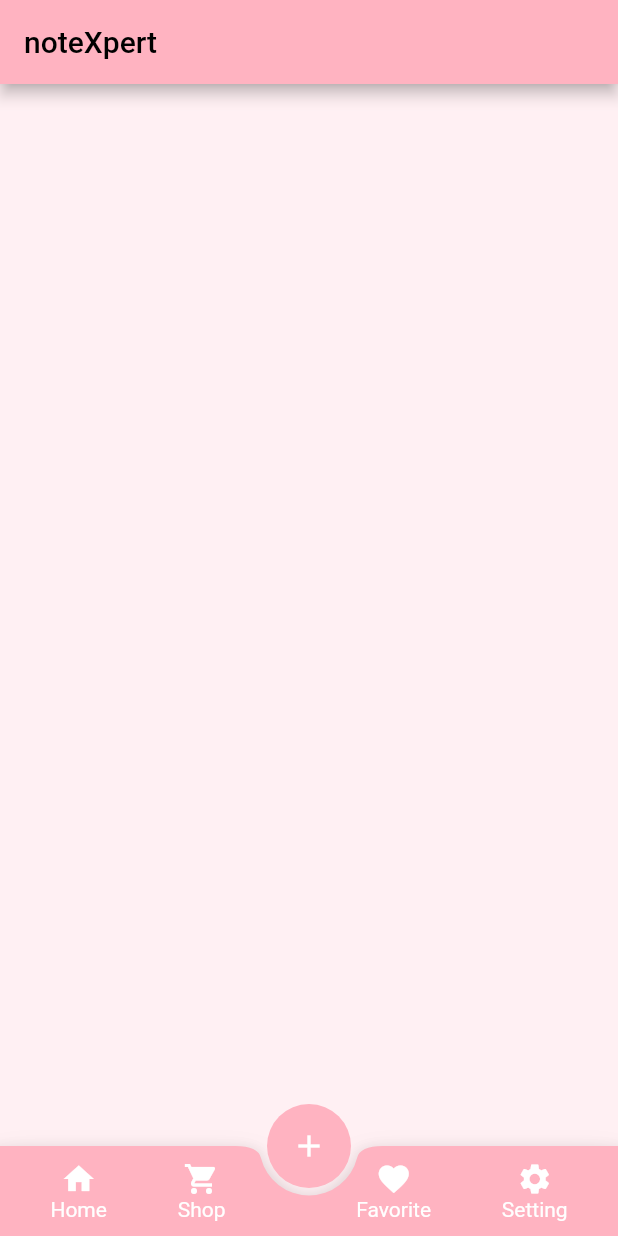
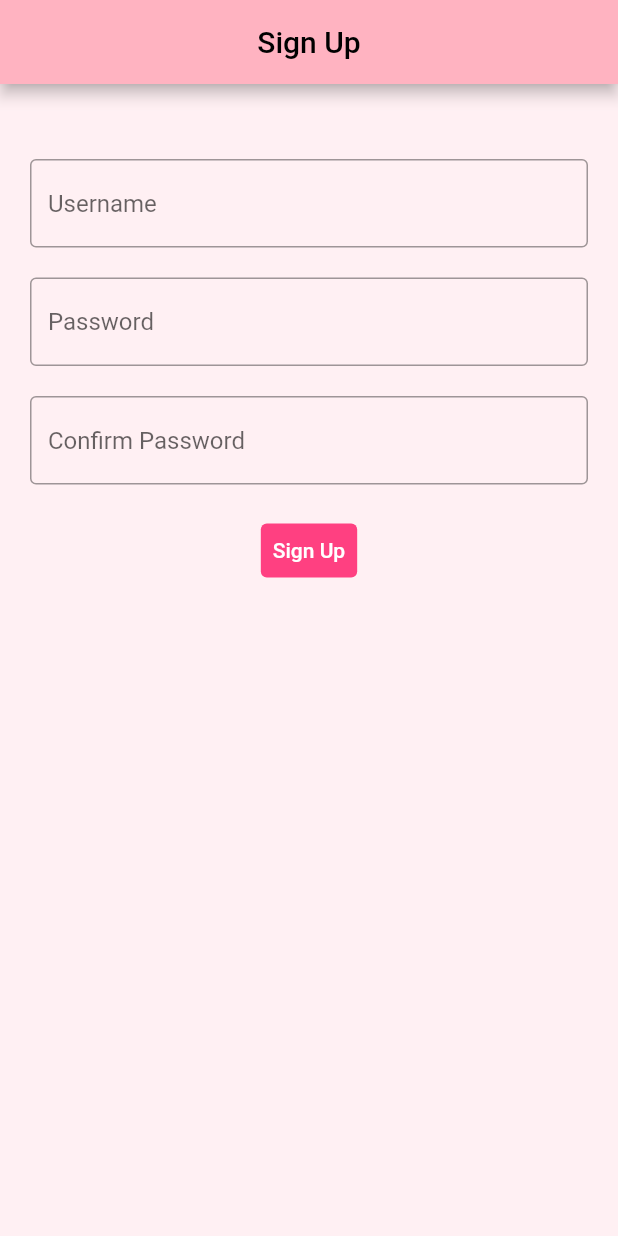
Before and after one commit to Pet3r1512/noteXpert, a Flutter app: the screen it shows after launch, on a phone screen of 412 x 824 dp. Run offline on Flutter 3.47's test engine with Material 2 defaults, Android fonts, the phone set to English and light mode, and no system bars; our stand-ins replace shared_preferences; missing offline and left inert: orm.

Commit message:
Build Auth Page

```diff
--- /dev/null
+++ b/lib/Auth.dart
@@ -0,0 +1,124 @@
+import 'package:flutter/material.dart';
+
+class SignIn extends StatefulWidget {
+  const SignIn({super.key});
+
+  @override
+  State<SignIn> createState() => _SignInState();
+}
+
+class _SignInState extends State<SignIn> {
+  @override
+  Widget build(BuildContext context) {
+    return Scaffold(
+      appBar: AppBar(
+        title: const Center(
+          child: Text("Sign In"),
+        ),
+      ),
+      body: Container(
+        margin: EdgeInsets.only(top: 30),
+        padding: EdgeInsets.all(20),
+        child: const Column(children: [
+          TextField(
+            decoration: InputDecoration(
+              hintText: 'Username',
+              border: OutlineInputBorder(),
+            ),
+          ),
+          SizedBox(
+            height: 20,
+          ),
+          TextField(
+            obscureText: true,
+            enableSuggestions: false,
+            autocorrect: false,
+            decoration: InputDecoration(
+              hintText: 'Password',
+              border: OutlineInputBorder(),
+            ),
+          ),
+          SizedBox(
+            height: 20,
+          ),
+          TextButton(
+              style: ButtonStyle(
+                backgroundColor: MaterialStatePropertyAll(Colors.pinkAccent),
+              ),
+              onPressed: null,
+              child: Text(
+                "Sign In",
+                style: TextStyle(color: Colors.white),
+              ))
+        ]),
+      ),
+    );
+  }
+}
+
+class SignUp extends StatefulWidget {
+  const SignUp({super.key});
+
+  @override
+  State<SignUp> createState() => _SignUpState();
+}
+
+class _SignUpState extends State<SignUp> {
+  @override
+  Widget build(BuildContext context) {
+    return Scaffold(
+      appBar: AppBar(
+          title: const Center(
+        child: Text("Sign Up"),
+      )),
+      body: Container(
+        margin: EdgeInsets.only(top: 30),
+        padding: EdgeInsets.all(20),
+        child: const Column(children: [
+          TextField(
+            decoration: InputDecoration(
+              hintText: 'Username',
+              border: OutlineInputBorder(),
+            ),
+          ),
+          SizedBox(
+            height: 20,
+          ),
+          TextField(
+            obscureText: true,
+            enableSuggestions: false,
+            autocorrect: false,
+            decoration: InputDecoration(
+              hintText: 'Password',
+              border: OutlineInputBorder(),
+            ),
+          ),
+          SizedBox(
+            height: 20,
+          ),
+          TextField(
+            obscureText: true,
+            enableSuggestions: false,
+            autocorrect: false,
+            decoration: InputDecoration(
+              hintText: 'Confirm Password',
+              border: OutlineInputBorder(),
+            ),
+          ),
+          SizedBox(
+            height: 20,
+          ),
+          TextButton(
+              style: ButtonStyle(
+                backgroundColor: MaterialStatePropertyAll(Colors.pinkAccent),
+              ),
+              onPressed: null,
+              child: Text(
+                "Sign Up",
+                style: TextStyle(color: Colors.white),
+              ))
+        ]),
+      ),
+    );
+  }
+}
--- a/lib/main.dart
+++ b/lib/main.dart
@@ -1,4 +1,5 @@
 import 'package:flutter/material.dart';
+import 'package:notexpert_mongo/auth.dart';
 import 'package:shared_preferences/shared_preferences.dart';
 import 'home.dart';
 import 'MaterialColor.dart';
@@ -49,7 +50,7 @@ class MyApp extends StatelessWidget {
         primarySwatch: buildMaterialColor(Color(0xFFffb3c1)),
         scaffoldBackgroundColor: buildMaterialColor(Color(0xFFfff0f3)),
       ),
-      home: HomePage(),
+      home: SignUp(),
     );
   }
 }
@@ -239,7 +240,6 @@ class _EditNoteState extends State<EditNote> {
   String message = '';
 
   void _saveForm() async {
-    final prefs = await SharedPreferences.getInstance();
     if (_key.currentState?.validate() ?? false) {
       _key.currentState?.save();
       Navigator.pop(context, {'title': title, 'message': message});
```
